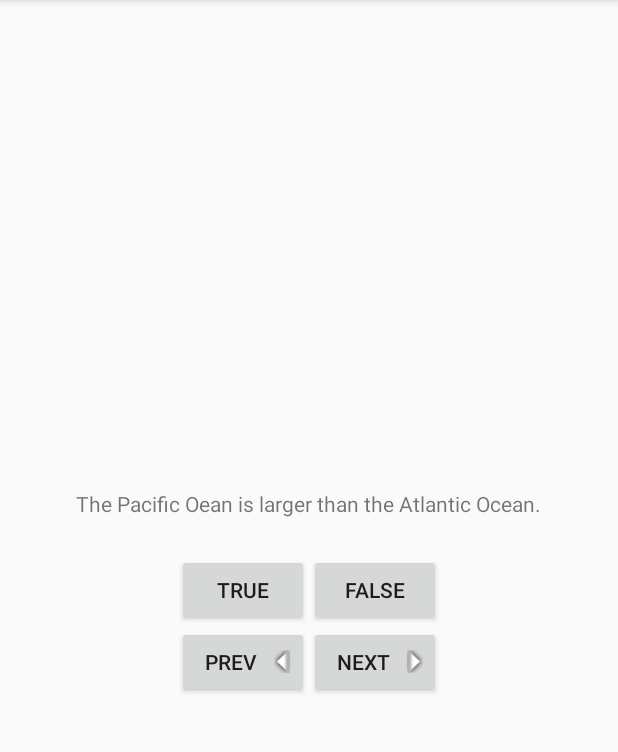
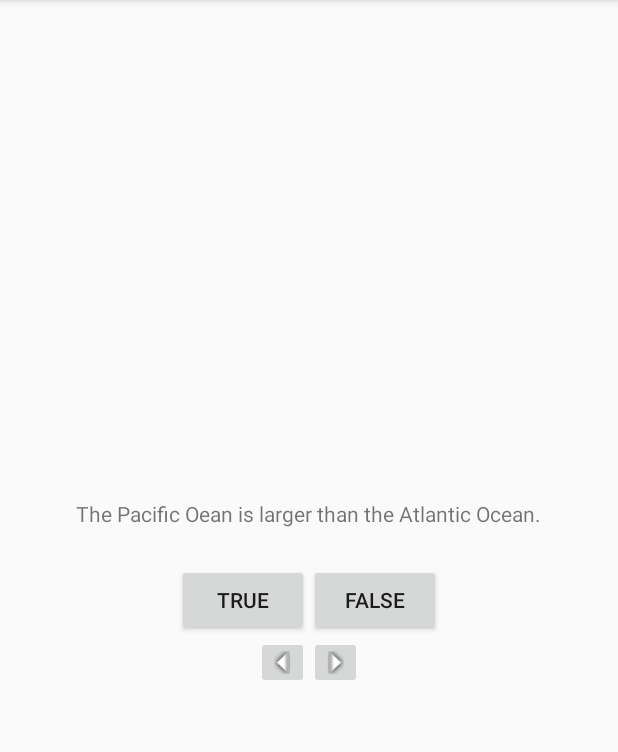
Before and after one commit to shaohua/android-geo-quiz, an Android app: the screen it shows after launch (QuizActivity), on a phone screen of 412 x 824 dp, the part 84-836 px from its top. Run offline under Robolectric (Android 15) with nearby library versions, the phone set to English and light mode, and no system bars.

Commit message:
Use ImageButton

```diff
--- a/app/src/main/java/com/howtox/mobile/geoquiz/QuizActivity.java
+++ b/app/src/main/java/com/howtox/mobile/geoquiz/QuizActivity.java
@@ -6,6 +6,7 @@ import android.view.Menu;
 import android.view.MenuItem;
 import android.view.View;
 import android.widget.Button;
+import android.widget.ImageButton;
 import android.widget.TextView;
 import android.widget.Toast;
 
@@ -13,8 +14,8 @@ import android.widget.Toast;
 public class QuizActivity extends ActionBarActivity {
     private Button mTrueButton;
     private Button mFalseButton;
-    private Button mPrevButton;
-    private Button mNextButton;
+    private ImageButton mPrevButton;
+    private ImageButton mNextButton;
     private TextView mQuestionTextView;
 
     private TrueFalse[] mQuestionBank = new TrueFalse[] {
@@ -56,7 +57,7 @@ public class QuizActivity extends ActionBarActivity {
             }
         });
 
-        mPrevButton = (Button)findViewById(R.id.prev_button);
+        mPrevButton = (ImageButton)findViewById(R.id.prev_button);
         mPrevButton.setOnClickListener(new View.OnClickListener() {
             @Override
             public void onClick(View v) {
@@ -65,7 +66,7 @@ public class QuizActivity extends ActionBarActivity {
             }
         });
 
-        mNextButton = (Button)findViewById(R.id.next_button);
+        mNextButton = (ImageButton)findViewById(R.id.next_button);
         mNextButton.setOnClickListener(new View.OnClickListener() {
             @Override
             public void onClick(View v) {
--- a/app/src/main/res/layout/activity_quiz.xml
+++ b/app/src/main/res/layout/activity_quiz.xml
@@ -32,19 +32,17 @@
         android:layout_width="wrap_content"
         android:layout_height="wrap_content"
         android:orientation="horizontal">
-        <Button
+        <ImageButton
             android:id="@+id/prev_button"
             android:layout_width="wrap_content"
             android:layout_height="wrap_content"
-            android:text="@string/prev_button"
-            android:drawableRight="@drawable/arrow_left"
-            android:drawablePadding="4dp"/>
-        <Button
+            android:src="@drawable/arrow_left"
+            android:contentDescription="@string/prev_button"/>
+        <ImageButton
             android:id="@+id/next_button"
             android:layout_width="wrap_content"
             android:layout_height="wrap_content"
-            android:text="@string/next_button"
-            android:drawableRight="@drawable/arrow_right"
-            android:drawablePadding="4dp"/>
+            android:src="@drawable/arrow_right"
+            android:contentDescription="@string/next_button"/>
     </LinearLayout>
 </LinearLayout>
```
